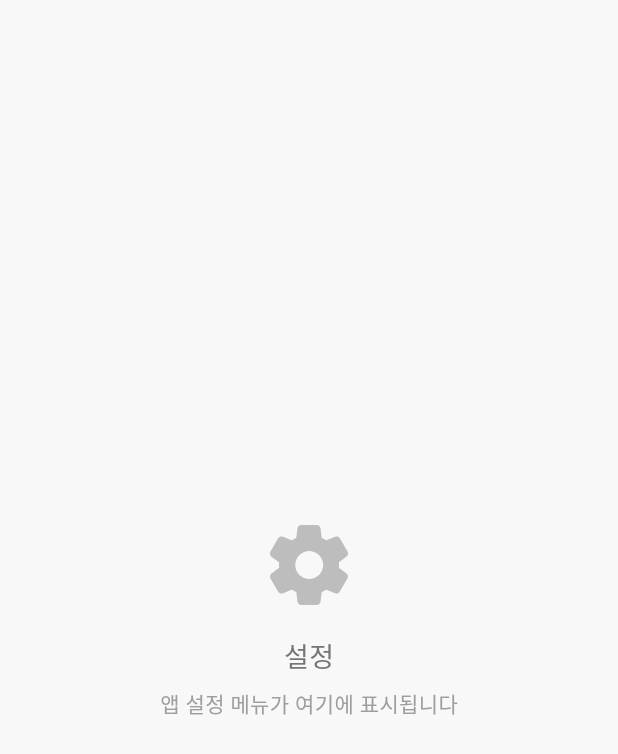
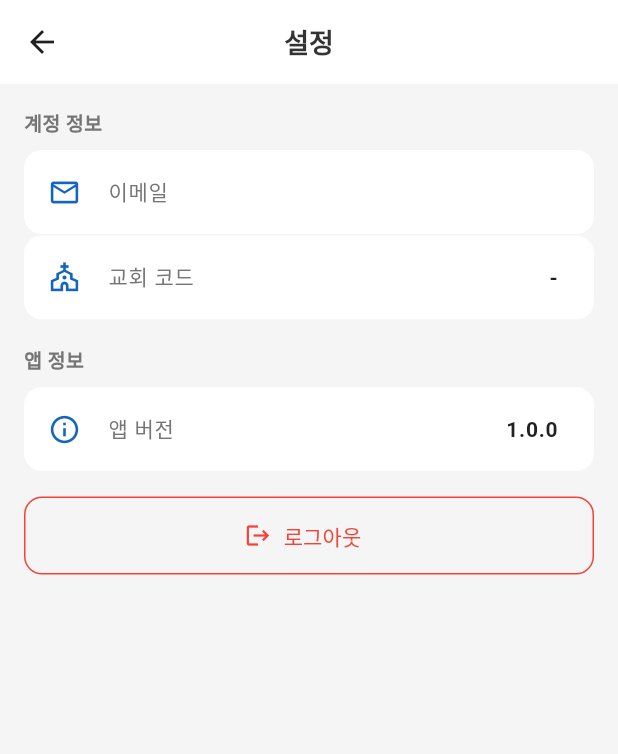
Before and after one commit to nanoset100/logosflow, a Flutter app: the _SettingsScreen screen opened directly, on a phone screen of 412 x 824 dp. Shown: the top 754 px of the screen. Run offline on Flutter 3.47's test engine with Material 3 defaults, Android fonts, the phone set to English and light mode, and no system bars; our stand-ins replace audioplayers, cloud_firestore, file_picker, firebase_auth, firebase_core, firebase_messaging and 5 more; missing offline and left inert: youtube_explode_dart; accounts and stored records are empty; Roboto replaces fonts that are missing (Pretendard).

Commit message:
feat: wordbridge - Firebase v3 업그레이드 + 빈 화면 3개 연결 (+118)
- Firebase v2 → v3 업그레이드 (gRPC-Core -G 플래그 문제 근본 해결)
- minSdk 21 → 23 (Firebase Auth v5 요구사항)
- 보관함/기도제목/설정 탭: placeholder → 실제 화면 연결
- 설정 화면: 로그아웃, 이메일, 교회코드 표시
- YouTube 탭: youtube_explode → Whisper STT (Railway 서버)

Co-Authored-By: Claude Sonnet 4.6 <noreply@anthropic.com>

```diff
--- a/wordbridge/lib/data/services/youtube_service.dart
+++ b/wordbridge/lib/data/services/youtube_service.dart
@@ -42,9 +42,17 @@ class YoutubeService {
       throw Exception(
           'YouTube 오류: ${e.message}\n"텍스트 붙여넣기" 방식으로 입력해주세요.');
     } catch (e) {
-      if (e is Exception) rethrow;
+      // 우리가 직접 던진 사용자 친화적 메시지는 그대로 전달
+      if (e is Exception) {
+        final msg = e.toString();
+        if (msg.contains('자막') || msg.contains('YouTube 오류')) rethrow;
+      }
+      // XmlParserException 등 라이브러리 내부 오류 → 친화적 메시지로 변환
       throw Exception(
-          '자막을 가져올 수 없습니다.\n"텍스트 붙여넣기" 방식으로 입력해주세요.');
+          'YouTube 자막을 불러올 수 없습니다.\n'
+          '이 영상은 자막을 지원하지 않거나 YouTube 정책상 제한되어 있습니다.\n'
+          '"오디오 업로드" 탭에서 파일로 업로드하거나\n'
+          '"텍스트 붙여넣기" 방식으로 직접 입력해주세요.');
     }
   }
 
--- a/wordbridge/lib/presentation/screens/devotion/group_devotion_screen.dart
+++ b/wordbridge/lib/presentation/screens/devotion/group_devotion_screen.dart
@@ -34,8 +34,8 @@ class _GroupDevotionScreenState extends State<GroupDevotionScreen> {
         : rawSummary;
     final text =
         '📖 ${widget.sermon.title} - ${widget.sermon.pastor} 목사님\n\n$preview\n\n'
-        '👉 구역 예배 5일 묵상 교재는 [말씀노트] 앱에서 무료로 확인하세요!\n'
-        'https://play.google.com/store/apps/details?id=com.logosflow.chimshin';
+        '👉 구역 예배 5일 묵상 교재는 [말씀브릿지] 앱에서 무료로 확인하세요!\n'
+        'https://play.google.com/store/apps/details?id=com.logosflow.wordbridge';
     Share.share(text, subject: '${widget.sermon.title} - 구역 예배 교재');
   }
 
@@ -64,7 +64,7 @@ class _GroupDevotionScreenState extends State<GroupDevotionScreen> {
     return Scaffold(
       backgroundColor: Colors.white,
       appBar: AppBar(
-        title: const Text('이번 주 구역 예배 교재'),
+        title: Text('${widget.sermon.pastor} 목사님 말씀'),
         backgroundColor: Colors.white,
         foregroundColor: AppColors.textPrimary,
         elevation: 0,
--- a/wordbridge/lib/presentation/screens/main_screen.dart
+++ b/wordbridge/lib/presentation/screens/main_screen.dart
@@ -1,5 +1,9 @@
 import 'package:flutter/material.dart';
+import 'package:firebase_auth/firebase_auth.dart';
+import 'package:shared_preferences/shared_preferences.dart';
 import 'home/home_screen.dart';
+import 'saved/saved_sermons_screen.dart';
+import 'prayer/prayer_requests_screen.dart';
 
 class MainScreen extends StatefulWidget {
   const MainScreen({super.key});
@@ -13,8 +17,8 @@ class _MainScreenState extends State<MainScreen> {
 
   final _screens = const [
     HomeScreen(),
-    _ArchiveScreen(),
-    _PrayerScreen(),
+    SavedSermonsScreen(),
+    PrayerRequestsScreen(),
     _SettingsScreen(),
   ];
 
@@ -68,62 +72,142 @@ class _MainScreenState extends State<MainScreen> {
   }
 }
 
-// ─── 보관함 (placeholder) ─────────────────────────
-class _ArchiveScreen extends StatelessWidget {
-  const _ArchiveScreen();
+// ─── 설정 화면 ────────────────────────────────────
+class _SettingsScreen extends StatefulWidget {
+  const _SettingsScreen();
+
   @override
-  Widget build(BuildContext context) => const Scaffold(
-        body: Center(
-          child: Column(
-            mainAxisSize: MainAxisSize.min,
+  State<_SettingsScreen> createState() => _SettingsScreenState();
+}
+
+class _SettingsScreenState extends State<_SettingsScreen> {
+  String? _churchCode;
+  String? _email;
+
+  @override
+  void initState() {
+    super.initState();
+    _loadInfo();
+  }
+
+  Future<void> _loadInfo() async {
+    final prefs = await SharedPreferences.getInstance();
+    final user = FirebaseAuth.instance.currentUser;
+    if (mounted) {
+      setState(() {
+        _churchCode = prefs.getString('church_code') ?? '-';
+        _email = user?.email ?? '-';
+      });
+    }
+  }
+
+  Future<void> _logout() async {
+    final confirmed = await showDialog<bool>(
+      context: context,
+      builder: (ctx) => AlertDialog(
+        shape: RoundedRectangleBorder(borderRadius: BorderRadius.circular(16)),
+        title: const Text('로그아웃'),
+        content: const Text('정말 로그아웃 하시겠습니까?'),
+        actions: [
+          TextButton(
+            onPressed: () => Navigator.pop(ctx, false),
+            child: const Text('취소'),
+          ),
+          ElevatedButton(
+            onPressed: () => Navigator.pop(ctx, true),
+            style: ElevatedButton.styleFrom(
+              backgroundColor: const Color(0xFF1565C0),
+              foregroundColor: Colors.white,
+              minimumSize: const Size(64, 40),
+              shape: RoundedRectangleBorder(borderRadius: BorderRadius.circular(10)),
+            ),
+            child: const Text('로그아웃'),
+          ),
+        ],
+      ),
+    );
+
+    if (confirmed == true) {
+      await FirebaseAuth.instance.signOut();
+    }
+  }
+
+  @override
+  Widget build(BuildContext context) {
+    return Scaffold(
+      backgroundColor: const Color(0xFFF5F5F5),
+      appBar: AppBar(
+        title: const Text('설정'),
+        backgroundColor: Colors.white,
+        foregroundColor: const Color(0xFF212121),
+        elevation: 0,
+      ),
+      body: ListView(
         children: [
-              Icon(Icons.bookmark_rounded, size: 64, color: Color(0xFFBDBDBD)),
-              SizedBox(height: 16),
-              Text('보관함', style: TextStyle(fontSize: 18, color: Color(0xFF757575))),
-              SizedBox(height: 8),
-              Text('저장한 말씀이 여기에 표시됩니다', style: TextStyle(fontSize: 14, color: Color(0xFF9E9E9E))),
+          const SizedBox(height: 16),
+
+          // 계정 정보 섹션
+          _sectionHeader('계정 정보'),
+          _infoTile(Icons.email_outlined, '이메일', _email ?? '-'),
+          _infoTile(Icons.church_outlined, '교회 코드', _churchCode ?? '-'),
+
+          const SizedBox(height: 16),
+
+          // 앱 정보 섹션
+          _sectionHeader('앱 정보'),
+          _infoTile(Icons.info_outline, '앱 버전', '1.0.0'),
+
+          const SizedBox(height: 16),
+
+          // 로그아웃
+          Padding(
+            padding: const EdgeInsets.symmetric(horizontal: 16),
+            child: OutlinedButton.icon(
+              onPressed: _logout,
+              icon: const Icon(Icons.logout, color: Colors.red),
+              label: const Text('로그아웃', style: TextStyle(color: Colors.red)),
+              style: OutlinedButton.styleFrom(
+                minimumSize: const Size(double.infinity, 52),
+                side: const BorderSide(color: Colors.red),
+                shape: RoundedRectangleBorder(borderRadius: BorderRadius.circular(12)),
+              ),
+            ),
+          ),
+          const SizedBox(height: 32),
         ],
+      ),
+    );
+  }
+
+  Widget _sectionHeader(String title) {
+    return Padding(
+      padding: const EdgeInsets.fromLTRB(16, 0, 16, 8),
+      child: Text(
+        title,
+        style: const TextStyle(
+          fontSize: 13,
+          fontWeight: FontWeight.w600,
+          color: Color(0xFF757575),
         ),
       ),
     );
   }
 
-// ─── 기도 (placeholder) ──────────────────────────
-class _PrayerScreen extends StatelessWidget {
-  const _PrayerScreen();
-  @override
-  Widget build(BuildContext context) => const Scaffold(
-        body: Center(
-          child: Column(
-            mainAxisSize: MainAxisSize.min,
-            children: [
-              Icon(Icons.favorite_rounded, size: 64, color: Color(0xFFBDBDBD)),
-              SizedBox(height: 16),
-              Text('기도', style: TextStyle(fontSize: 18, color: Color(0xFF757575))),
-              SizedBox(height: 8),
-              Text('나의 기도제목이 여기에 표시됩니다', style: TextStyle(fontSize: 14, color: Color(0xFF9E9E9E))),
-            ],
+  Widget _infoTile(IconData icon, String label, String value) {
+    return Container(
+      margin: const EdgeInsets.fromLTRB(16, 0, 16, 1),
+      decoration: BoxDecoration(
+        color: Colors.white,
+        borderRadius: BorderRadius.circular(12),
+      ),
+      child: ListTile(
+        leading: Icon(icon, color: const Color(0xFF1565C0), size: 22),
+        title: Text(label, style: const TextStyle(fontSize: 14, color: Color(0xFF757575))),
+        trailing: Text(
+          value,
+          style: const TextStyle(fontSize: 14, fontWeight: FontWeight.w600, color: Color(0xFF212121)),
         ),
       ),
     );
   }
-
-// ─── 설정 (placeholder) ──────────────────────────
-class _SettingsScreen extends StatelessWidget {
-  const _SettingsScreen();
-  @override
-  Widget build(BuildContext context) => const Scaffold(
-        body: Center(
-          child: Column(
-            mainAxisSize: MainAxisSize.min,
-            children: [
-              Icon(Icons.settings_rounded, size: 64, color: Color(0xFFBDBDBD)),
-              SizedBox(height: 16),
-              Text('설정', style: TextStyle(fontSize: 18, color: Color(0xFF757575))),
-              SizedBox(height: 8),
-              Text('앱 설정 메뉴가 여기에 표시됩니다', style: TextStyle(fontSize: 14, color: Color(0xFF9E9E9E))),
-            ],
-          ),
-        ),
-      );
 }
```
Also changed, not shown: wordbridge/lib/presentation/screens/admin/sermon_register_screen.dart (+4 -4 lines), wordbridge/pubspec.yaml (+7 -7 lines), 1 other file. Lines whose indentation alone changed are shown as unchanged.
